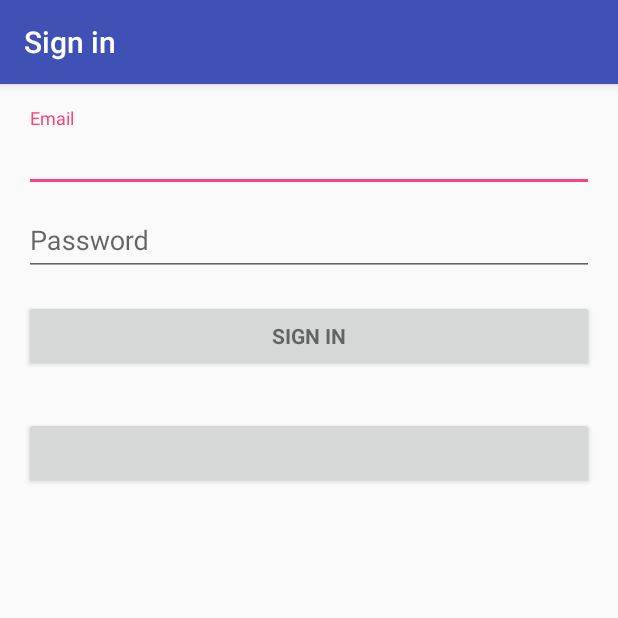
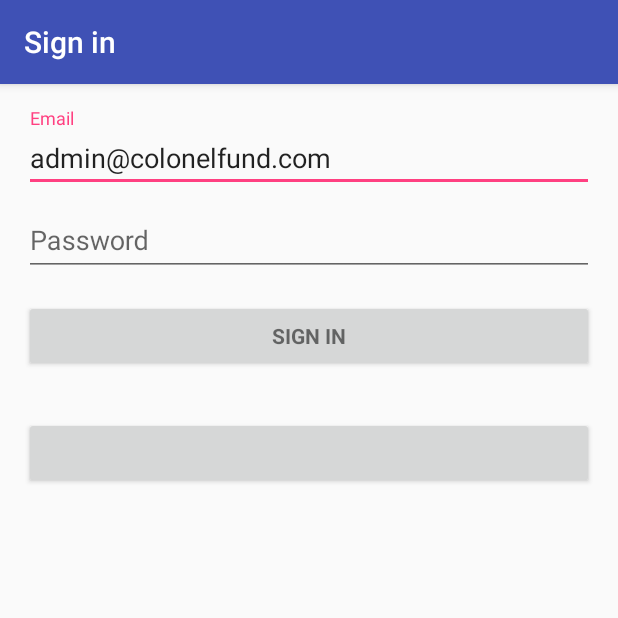
Before and after one commit to cwpenner/Colonel-Fund, an Android app: the LoginActivity screen opened directly, with no data from a screen before it, on a phone screen of 412 x 824 dp, the top half of it. Run offline under Robolectric (Android 15) with nearby library versions, the phone set to English and light mode, and no system bars; our stand-ins replace Volley; libraries missing offline, so code that uses them is left out: com.facebook, com.facebook.appevents, com.facebook.login; plain views replace LoginButton; 5 statements that could not run were skipped.

Commit message:
changed directory target for remote database and fill in text for user login

```diff
--- a/Android App/ColonelFund/app/src/main/java/com/colonelfund/colonelfund/LoginActivity.java
+++ b/Android App/ColonelFund/app/src/main/java/com/colonelfund/colonelfund/LoginActivity.java
@@ -38,7 +38,7 @@ import java.util.Map;
 public class LoginActivity extends AppCompatActivity {
 
     private final String TAG = "LoginActivity";
-    private final String URL_FOR_LOGIN = "https://wesll.com/login.php";
+    private final String URL_FOR_LOGIN = "https://wesll.com/colonelfund/login.php";
 
     // UI references.
     private EditText txtLoginEmail;
@@ -68,7 +68,7 @@ public class LoginActivity extends AppCompatActivity {
         txtLoginEmail = (EditText) findViewById(R.id.txtLoginEmail);
         txtPassword = (EditText) findViewById(R.id.txtPassword);
         btnLogin = (Button) findViewById(R.id.btnLogin);
-//        btnRegister = (Button) findViewById(R.id.btnRegister);
+//        btnRegister = (Button) findViewById(R.id.btnRegister); // registrationEnable
         btnFacebookLogin = (LoginButton) findViewById(R.id.btnFacebookLogin);
         //Button fbLogin = (Button) findViewById(R.id.login_button);
 
@@ -81,13 +81,14 @@ public class LoginActivity extends AppCompatActivity {
 
         // TODO: 1/15/2018 Remove before final submission
         /*
+        // registrationEnable
         btnRegister.setOnClickListener(new View.OnClickListener() {
             @Override
             public void onClick(View view) {
                 onRegister(view);
             }
         });
-*/
+        */
         btnFacebookLogin.registerCallback(callbackManager, new FacebookCallback<LoginResult>() {
             @Override
             public void onSuccess(LoginResult loginResult) {
@@ -202,6 +203,7 @@ public class LoginActivity extends AppCompatActivity {
      * @param
      */
     // TODO: 1/15/2018 remove before final submission
+    // registrationEnable
     /*
     public void onRegister(View view) {
         Intent i = new Intent(LoginActivity.this, RegisterActivity.class);
--- a/Android App/ColonelFund/app/src/main/java/com/colonelfund/colonelfund/RegisterActivity.java
+++ b/Android App/ColonelFund/app/src/main/java/com/colonelfund/colonelfund/RegisterActivity.java
@@ -29,7 +29,7 @@ public class RegisterActivity extends AppCompatActivity {
     private Button btnSubmitRegister;
     private RadioGroup genderRadioGroup;
     private final String TAG = "RegisterActivity";
-    private final String URL_FOR_REGISTRATION = "https://wesll.com/register.php";
+    private final String URL_FOR_REGISTRATION = "https://wesll.com/colonelfund/register.php";
     ProgressDialog progressDialog;
 
     @Override
--- a/Android App/ColonelFund/app/src/main/res/layout/activity_login.xml
+++ b/Android App/ColonelFund/app/src/main/res/layout/activity_login.xml
@@ -41,7 +41,8 @@
                     android:hint="@string/prompt_email"
                     android:inputType="textEmailAddress"
                     android:maxLines="1"
-                    android:singleLine="true" />
+                    android:singleLine="true"
+                    android:text="@string/admin_colonelfund_com" />
 
             </android.support.design.widget.TextInputLayout>
 
@@ -71,7 +72,9 @@
                 android:layout_marginTop="16dp"
                 android:text="@string/action_sign_in_short"
                 android:textStyle="bold"/>
-<!--
+
+            <!-- registrationEnable -->
+            <!--
             <Button
                 android:id="@+id/btnRegister"
                 style="?android:textAppearanceSmall"
@@ -80,7 +83,7 @@
                 android:layout_marginTop="16dp"
                 android:text="@string/create_an_account"
                 android:textStyle="bold"/>
--->
+            -->
             <com.facebook.login.widget.LoginButton
                 android:id="@+id/btnFacebookLogin"
                 android:layout_width="match_parent"
--- a/Android App/ColonelFund/app/src/main/res/values/strings.xml
+++ b/Android App/ColonelFund/app/src/main/res/values/strings.xml
@@ -42,4 +42,5 @@
     <string name="create_an_account">create an account</string>
     <string name="register_new_account">register new account</string>
     <string name="i_am">I am</string>
+    <string name="admin_colonelfund_com">admin@colonelfund.com</string>
 </resources>
```
Also changed, not shown: Android App/ColonelFund/app/gradle/wrapper/gradle-wrapper.properties (added), 6 other files.
